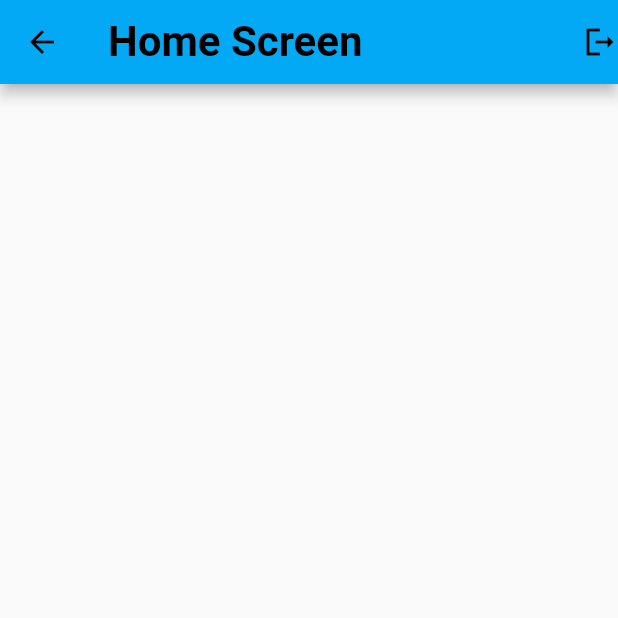
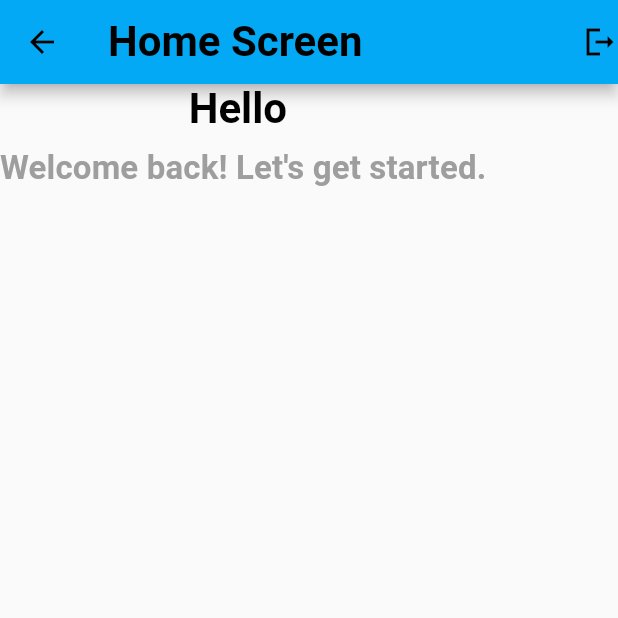
Before and after one commit to FahadMehboob/aviation_project, a Flutter app: the HomeScreen screen opened directly, on a phone screen of 412 x 824 dp, the top half of it. Run offline on Flutter 3.47's test engine with Material 2 defaults, Android fonts, the phone set to English and light mode, and no system bars; our stand-ins replace awesome_snackbar_content, country_picker, firebase_auth, firebase_core, google_sign_in, pinput; accounts and stored records are empty.

Commit message:
home screen UI changes display name showing on homescreen

```diff
--- a/lib/ui/homescreen.dart
+++ b/lib/ui/homescreen.dart
@@ -1,6 +1,9 @@
 import 'package:aviation_project/services/google_auth_service.dart';
 import 'package:aviation_project/ui/auth/login_screen.dart';
+import 'package:firebase_auth/firebase_auth.dart';
 import 'package:flutter/material.dart';
+
+import '../widgets/reusable_text.dart';
 
 class HomeScreen extends StatefulWidget {
   const HomeScreen({super.key});
@@ -9,7 +12,11 @@ class HomeScreen extends StatefulWidget {
   State<HomeScreen> createState() => _HomeScreenState();
 }
 
+final FirebaseAuth _auth = FirebaseAuth.instance;
+
 class _HomeScreenState extends State<HomeScreen> {
+  final userName = _auth.currentUser?.displayName ?? "Guest";
+
   @override
   Widget build(BuildContext context) {
     return Scaffold(
@@ -25,11 +32,15 @@ class _HomeScreenState extends State<HomeScreen> {
                     builder: (context) => const LoginScreen(),
                   ));
             },
-              child: const Icon(Icons.logout_sharp))
+            child: const Icon(Icons.logout_sharp),
+          ),
         ],
       ),
       body: Column(
-        children: const [],
+        children: [
+          ReusableTitle(title: "Hello $userName"),
+          const ReusableSubTitle(subTitle: "Welcome back! Let's get started."),
+        ],
       ),
     );
   }
```
Lines whose indentation alone changed are shown as unchanged.
